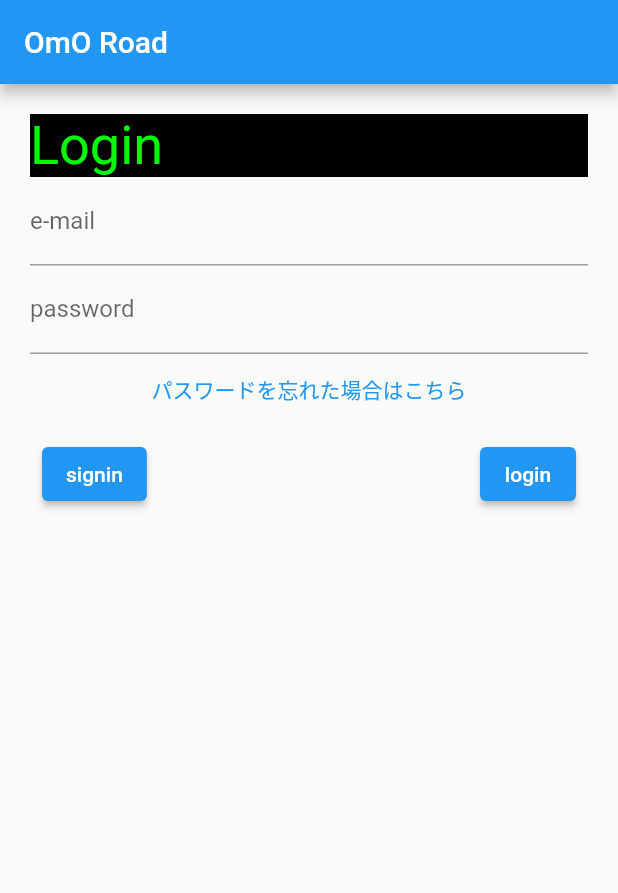
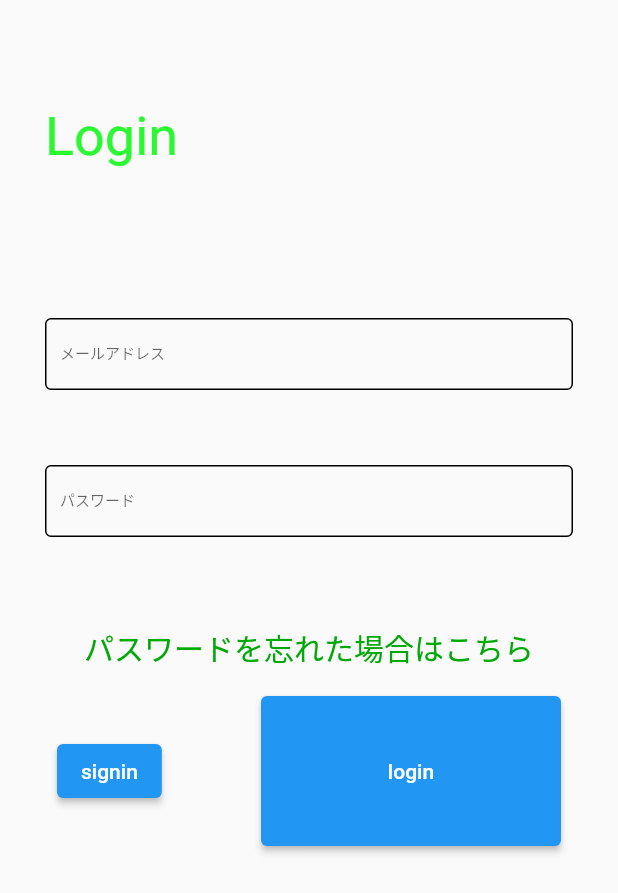
Before and after one commit to nobu35/Omorode, a Flutter app: the screen it shows after launch, on a phone screen of 412 x 824 dp. Shown: the top 893 px of the screen. Run offline on Flutter 3.47's test engine with Material 2 defaults, Android fonts, the phone set to English and light mode, and no system bars; our stand-ins replace firebase_core; accounts and stored records are empty.

Commit message:
少し変更

```diff
--- a/lib/login.dart
+++ b/lib/login.dart
@@ -10,43 +10,91 @@ class Login extends StatelessWidget {
   Widget build(BuildContext context) {
     return MaterialApp(
         home: Scaffold(
-            //上の文字
-            appBar: AppBar(
-              title: const Text('OmO Road'),
-            ),
             //「body」の始まり
             body: Padding(
-                padding: const EdgeInsets.all(20),
+                padding: const EdgeInsets.only(
+                    top: 70, right: 30, bottom: 0, left: 30),
                 child: Column(
                   children: [
                     //textお遊び
                     Container(
                         width: double.infinity,
-                        color: Colors.black,
+                        //color: Colors.black,
                         child: const Text('Login',
                             textAlign: TextAlign.left,
                             style: TextStyle(
                                 fontSize: 36,
-                                color: Color.fromARGB(255, 3, 248, 11)))),
+                                color: Color.fromARGB(255, 42, 249, 49)))),
+                    //余白
+                    const Padding(padding: EdgeInsets.only(top: 100)),
                     //e-mailを入力する窓
                     const TextField(
-                        decoration: InputDecoration(labelText: 'e-mail')),
+                      //中の文字の大きさ
+                      style: TextStyle(
+                        fontSize: 10,
+                      ),
+                      decoration: InputDecoration(
+                        labelText: 'メールアドレス',
+                        //paddingの設定
+                        contentPadding: EdgeInsets.all(10), //任意の値を入れてpaddingを調節
+                        //フォーカスしてないときの枠の設定
+                        enabledBorder: OutlineInputBorder(
+                          borderSide: BorderSide(
+                            color: Colors.black,
+                          ),
+                        ),
+                        //フォーカスしてるときの枠の設定
+                        focusedBorder: OutlineInputBorder(
+                          borderSide: BorderSide(
+                            color: Colors.blue,
+                          ),
+                        ),
+                      ),
+                    ),
+                    //余白
+                    const Padding(padding: EdgeInsets.only(top: 50)),
+
                     //パスワードを入力する窓
                     const TextField(
-                      decoration: InputDecoration(labelText: 'password'),
-                      obscureText: true,
+                      style: TextStyle(
+                        fontSize: 10,
+                      ),
+                      decoration: InputDecoration(
+                        labelText: 'パスワード',
+                        //paddingの設定
+                        contentPadding: EdgeInsets.all(10), //任意の値を入れてpaddingを調節
+                        //フォーカスしてないときの枠の設定
+                        enabledBorder: OutlineInputBorder(
+                          borderSide: BorderSide(
+                            color: Colors.black,
+                          ),
+                        ),
+                        //フォーカスしてるときの枠の設定
+                        focusedBorder: OutlineInputBorder(
+                          borderSide: BorderSide(
+                            color: Colors.blue,
+                          ),
+                        ),
+                      ),
                     ),
+                    const Padding(padding: EdgeInsets.only(top: 50)),
                     //パスワードを忘れた人用ボタン
                     TextButton(
                       onPressed: () => {},
-                      child: const Text('パスワードを忘れた場合はこちら'),
+                      child: const Text(
+                        'パスワードを忘れた場合はこちら',
+                        style: TextStyle(
+                          color: Color.fromARGB(255, 0, 169, 6),
+                          fontSize: 20,
+                        ),
+                      ),
                     ),
                     //横１列のボタングループ
                     ButtonBar(
                       //サイドに開く
                       alignment: MainAxisAlignment.spaceBetween,
                       children: [
-                        //「Signin」画面に移動
+                        //「Signin」画面に移動ボタン
                         ElevatedButton(
                           onPressed: () => {
                             Navigator.of(context)
@@ -56,14 +104,19 @@ class Login extends StatelessWidget {
                           },
                           child: const Text('signin'),
                         ),
-                        //「掲示板」画面に移動
+                        //「掲示板」画面に移動ボタン
                         ElevatedButton(
+                          //ボタンの大きさ変更
+                          style: ElevatedButton.styleFrom(
+                              minimumSize: const Size(200, 100)),
+                          //押した時の設定
                           onPressed: () {
                             Navigator.of(context)
                                 .push(MaterialPageRoute(builder: (context) {
                               return const App();
                             }));
                           },
+                          //ボタンの中のテキスト
                           child: const Text('login'),
                         ),
                       ],
```
Also changed, not shown: pubspec.lock, 2 other files.
